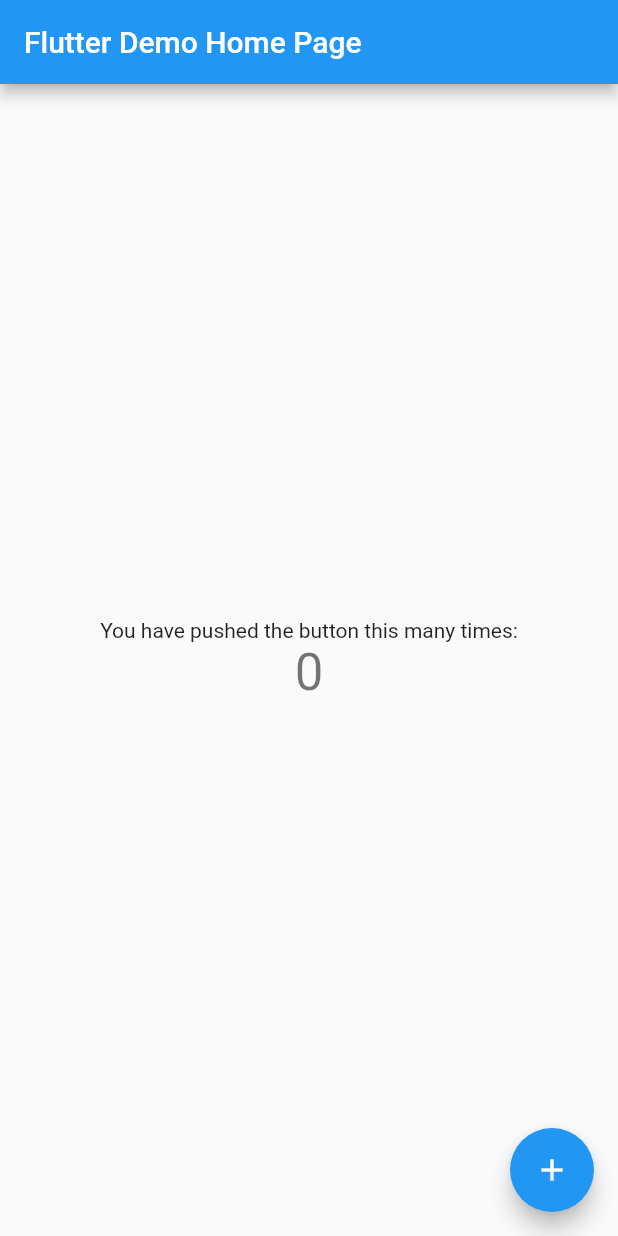
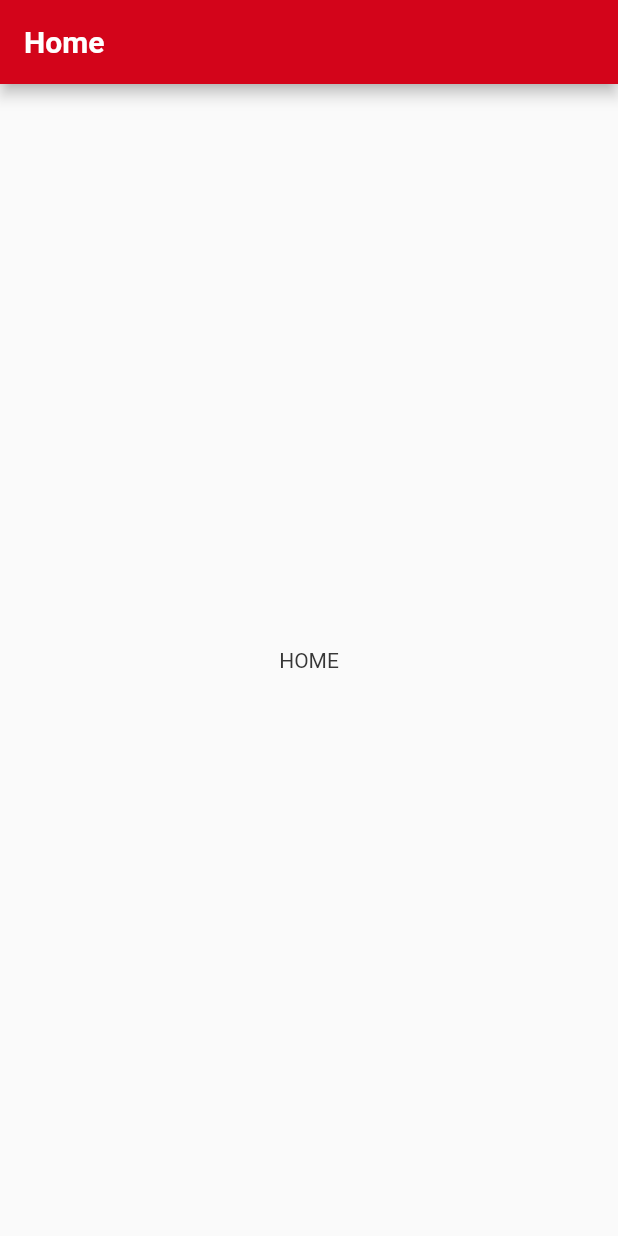
Before and after one commit to jorgeperez777/chronos_app, a Flutter app: the screen it shows after launch, on a phone screen of 412 x 824 dp. Run offline on Flutter 3.47's test engine with Material 2 defaults, Android fonts, the phone set to English and light mode, and no system bars; Roboto replaces fonts that are missing (SFProText).

Commit message:
se agrega plugins request y provider tema app

```diff
--- /dev/null
+++ b/lib/config/services/api_client.dart
@@ -0,0 +1,7 @@
+import 'package:chronos_app/tenants/globals.dart' as GLOBALS;
+
+String urlApi = GLOBALS.urlApi;
+Map headersUnAuth = {
+  'Content-Type': 'application/json',
+  'current-tenant': GLOBALS.tenantEncode
+};
--- a/lib/main.dart
+++ b/lib/main.dart
@@ -1,117 +1,27 @@
+import 'package:chronos_app/screens/home.dart';
+import 'package:chronos_app/theme/appTheme.dart';
 import 'package:flutter/material.dart';
+import 'package:provider/provider.dart';
+import 'package:chronos_app/tenants/globals.dart' as GLOBALS;
 
 void main() {
   runApp(MyApp());
 }
 
 class MyApp extends StatelessWidget {
-  // This widget is the root of your application.
   @override
   Widget build(BuildContext context) {
-    return MaterialApp(
-      title: 'Flutter Demo',
-      theme: ThemeData(
-        // This is the theme of your application.
-        //
-        // Try running your application with "flutter run". You'll see the
-        // application has a blue toolbar. Then, without quitting the app, try
-        // changing the primarySwatch below to Colors.green and then invoke
-        // "hot reload" (press "r" in the console where you ran "flutter run",
-        // or simply save your changes to "hot reload" in a Flutter IDE).
-        // Notice that the counter didn't reset back to zero; the application
-        // is not restarted.
-        primarySwatch: Colors.blue,
-        // This makes the visual density adapt to the platform that you run
-        // the app on. For desktop platforms, the controls will be smaller and
-        // closer together (more dense) than on mobile platforms.
-        visualDensity: VisualDensity.adaptivePlatformDensity,
-      ),
-      home: MyHomePage(title: 'Flutter Demo Home Page'),
+    return ChangeNotifierProvider(
+      create: (context) => ThemeProvider(),
+      builder: (context, child) {
+        final themeProvider = Provider.of<ThemeProvider>(context);
+        return MaterialApp(
+            title: GLOBALS.titleApp,
+            themeMode: themeProvider.themeMode,
+            theme: ThemeApp.lightTheme,
+            darkTheme: ThemeApp.darkTheme,
+            home: Home());
+      },
     );
   }
 }
-
-class MyHomePage extends StatefulWidget {
-  MyHomePage({Key key, this.title}) : super(key: key);
-
-  // This widget is the home page of your application. It is stateful, meaning
-  // that it has a State object (defined below) that contains fields that affect
-  // how it looks.
-
-  // This class is the configuration for the state. It holds the values (in this
-  // case the title) provided by the parent (in this case the App widget) and
-  // used by the build method of the State. Fields in a Widget subclass are
-  // always marked "final".
-
-  final String title;
-
-  @override
-  _MyHomePageState createState() => _MyHomePageState();
-}
-
-class _MyHomePageState extends State<MyHomePage> {
-  int _counter = 0;
-
-  void _incrementCounter() {
-    setState(() {
-      // This call to setState tells the Flutter framework that something has
-      // changed in this State, which causes it to rerun the build method below
-      // so that the display can reflect the updated values. If we changed
-      // _counter without calling setState(), then the build method would not be
-      // called again, and so nothing would appear to happen.
-      _counter++;
-    });
-  }
-
-  @override
-  Widget build(BuildContext context) {
-    // This method is rerun every time setState is called, for instance as done
-    // by the _incrementCounter method above.
-    //
-    // The Flutter framework has been optimized to make rerunning build methods
-    // fast, so that you can just rebuild anything that needs updating rather
-    // than having to individually change instances of widgets.
-    return Scaffold(
-      appBar: AppBar(
-        // Here we take the value from the MyHomePage object that was created by
-        // the App.build method, and use it to set our appbar title.
-        title: Text(widget.title),
-      ),
-      body: Center(
-        // Center is a layout widget. It takes a single child and positions it
-        // in the middle of the parent.
-        child: Column(
-          // Column is also a layout widget. It takes a list of children and
-          // arranges them vertically. By default, it sizes itself to fit its
-          // children horizontally, and tries to be as tall as its parent.
-          //
-          // Invoke "debug painting" (press "p" in the console, choose the
-          // "Toggle Debug Paint" action from the Flutter Inspector in Android
-          // Studio, or the "Toggle Debug Paint" command in Visual Studio Code)
-          // to see the wireframe for each widget.
-          //
-          // Column has various properties to control how it sizes itself and
-          // how it positions its children. Here we use mainAxisAlignment to
-          // center the children vertically; the main axis here is the vertical
-          // axis because Columns are vertical (the cross axis would be
-          // horizontal).
-          mainAxisAlignment: MainAxisAlignment.center,
-          children: <Widget>[
-            Text(
-              'You have pushed the button this many times:',
-            ),
-            Text(
-              '$_counter',
-              style: Theme.of(context).textTheme.headline4,
-            ),
-          ],
-        ),
-      ),
-      floatingActionButton: FloatingActionButton(
-        onPressed: _incrementCounter,
-        tooltip: 'Increment',
-        child: Icon(Icons.add),
-      ), // This trailing comma makes auto-formatting nicer for build methods.
-    );
-  }
-}
--- /dev/null
+++ b/lib/screens/home.dart
@@ -0,0 +1,22 @@
+import 'package:flutter/material.dart';
+
+class Home extends StatefulWidget {
+  @override
+  State<StatefulWidget> createState() {
+    return _StateHome();
+  }
+}
+
+class _StateHome extends State<Home> {
+  @override
+  Widget build(BuildContext context) {
+    return Scaffold(
+      appBar: AppBar(
+        title: Text('Home'),
+      ),
+      body: Center(
+        child: Text('HOME'),
+      ),
+    );
+  }
+}
--- /dev/null
+++ b/lib/tenants/develop.dart
@@ -0,0 +1,5 @@
+import 'package:flutter/material.dart';
+
+String titleApp = 'Chonos App';
+String urlApi = 'https://mediaflix-lb-api.istream.mx/mediaflix';
+String tenant = 'Y2FuYWwxMA==';
--- /dev/null
+++ b/lib/tenants/globals.dart
@@ -0,0 +1,8 @@
+library my_prj.globals;
+
+import 'package:flutter/material.dart';
+import 'package:chronos_app/tenants/develop.dart' as ConfigTenant;
+
+String titleApp = ConfigTenant.titleApp;
+String urlApi = ConfigTenant.urlApi;
+String tenantEncode = ConfigTenant.tenant;
--- /dev/null
+++ b/lib/theme/appTheme.dart
@@ -0,0 +1,75 @@
+import 'package:flutter/material.dart';
+import 'package:flutter/scheduler.dart';
+
+const kDarkPrimaryColor = Color(0xFF212121);
+const kDarkSecondaryColor = Color(0xFF373737);
+const kLightPrimaryColor = Color(0xFFFFFFFF);
+
+const kLightSecondaryColor = Color(0xFFF3F7FB);
+const kAccentColor = Color(0xFFFFC107);
+
+class ThemeProvider extends ChangeNotifier {
+  ThemeMode themeMode = ThemeMode.system;
+
+  bool get isDarkMode {
+    if (themeMode == ThemeMode.system) {
+      final brightness = SchedulerBinding.instance.window.platformBrightness;
+      return brightness == Brightness.dark;
+    } else {
+      return themeMode == ThemeMode.dark;
+    }
+  }
+
+  void toggleTheme(bool isOn) {
+    themeMode = isOn ? ThemeMode.dark : ThemeMode.light;
+    notifyListeners();
+  }
+}
+
+class ThemeApp {
+  static final darkTheme = ThemeData(
+    brightness: Brightness.dark,
+    fontFamily: 'SFProText',
+    primaryColor: kDarkPrimaryColor,
+    backgroundColor: Color(0xFF212121),
+    accentColor: Color(0xFFFd3041a),
+    scaffoldBackgroundColor: Color(0xFF212121),
+    cardColor: Color(0xFF212121),
+    iconTheme: ThemeData.dark().iconTheme.copyWith(
+          color: kLightSecondaryColor,
+        ),
+    textTheme: ThemeData.dark().textTheme.apply(
+          fontFamily: 'SFProText',
+          bodyColor: kLightSecondaryColor,
+          displayColor: kLightSecondaryColor,
+        ),
+  );
+
+  static final lightTheme = ThemeData(
+    appBarTheme: AppBarTheme(
+        color: Color(0xFFFd3041a),
+        brightness: Brightness.dark,
+        textTheme: TextTheme(
+            title: TextStyle(
+                color: Colors.white,
+                fontSize: 20,
+                fontWeight: FontWeight.bold))),
+    brightness: Brightness.light,
+    fontFamily: 'SFProText',
+    primaryColor: kLightPrimaryColor,
+
+    // canvasColor: Colors.transparent,
+    // canvasColor: kLightPrimaryColor,
+    backgroundColor: Color(0xFFF4F4F4),
+    accentColor: Color(0xFFFd3041a),
+    cardColor: Color(0xFFF4F4F4),
+    iconTheme: ThemeData.light().iconTheme.copyWith(
+          color: kDarkSecondaryColor,
+        ),
+    textTheme: ThemeData.light().textTheme.apply(
+          fontFamily: 'SFProText',
+          bodyColor: kDarkSecondaryColor,
+          displayColor: kDarkSecondaryColor,
+        ),
+  );
+}
--- a/pubspec.yaml
+++ b/pubspec.yaml
@@ -23,6 +23,8 @@ environment:
 dependencies:
   flutter:
     sdk: flutter
+  provider: ^4.3.3
+  dio: ^3.0.10
 
 
   # The following adds the Cupertino Icons font to your application.
```
Also changed, not shown: lib/config/youtube/youtube_config.dart (added), 2 other files.
